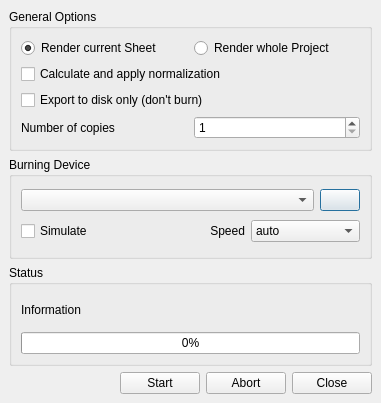
Before: the Qt Designer form src/traverso/ui/CDWritingDialog.ui in ErwanLegrand/Traverso-DAW, drawn with Qt 5.
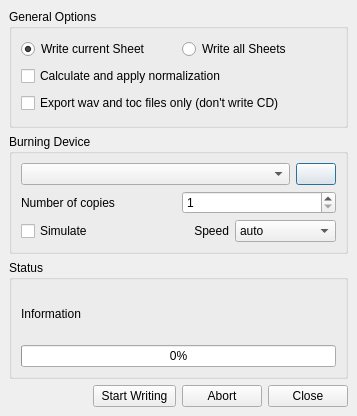
After: the same form once the commit is applied.

Commit message: UI Tweaks on CDWritingDialog Add Kbps to ExportDialog

Diff of the .ui file:
```diff
--- a/src/traverso/ui/CDWritingDialog.ui
+++ b/src/traverso/ui/CDWritingDialog.ui
@@ -5,8 +5,8 @@
    <rect>
     <x>0</x>
     <y>0</y>
-    <width>381</width>
-    <height>403</height>
+    <width>357</width>
+    <height>416</height>
    </rect>
   </property>
   <property name="windowTitle" >
@@ -42,7 +42,7 @@
         <item>
          <widget class="QRadioButton" name="cdCurrentSongButton" >
           <property name="text" >
-           <string>Render current Sheet</string>
+           <string>Write current Sheet</string>
           </property>
           <property name="checked" >
            <bool>true</bool>
@@ -52,7 +52,7 @@
         <item>
          <widget class="QRadioButton" name="cdAllSongsButton" >
           <property name="text" >
-           <string>Render whole Project</string>
+           <string>Write all Sheets</string>
           </property>
          </widget>
         </item>
@@ -68,37 +68,10 @@
       <item>
        <widget class="QCheckBox" name="cdDiskExportOnlyCheckBox" >
         <property name="text" >
-         <string>Export to disk only (don't burn)</string>
+         <string>Export wav and toc files only (don't write CD)</string>
         </property>
        </widget>
       </item>
-      <item>
-       <layout class="QHBoxLayout" >
-        <property name="margin" >
-         <number>0</number>
-        </property>
-        <property name="spacing" >
-         <number>6</number>
-        </property>
-        <item>
-         <widget class="QLabel" name="label_10" >
-          <property name="text" >
-           <string>Number of copies</string>
-          </property>
-         </widget>
-        </item>
-        <item>
-         <widget class="QSpinBox" name="spinBoxNumCopies" >
-          <property name="minimum" >
-           <number>1</number>
-          </property>
-          <property name="value" >
-           <number>1</number>
-          </property>
-         </widget>
-        </item>
-       </layout>
-      </item>
      </layout>
     </widget>
    </item>
@@ -143,6 +116,33 @@
         </item>
        </layout>
       </item>
+      <item>
+       <layout class="QHBoxLayout" >
+        <property name="margin" >
+         <number>0</number>
+        </property>
+        <property name="spacing" >
+         <number>6</number>
+        </property>
+        <item>
+         <widget class="QLabel" name="label_10" >
+          <property name="text" >
+           <string>Number of copies</string>
+          </property>
+         </widget>
+        </item>
+        <item>
+         <widget class="QSpinBox" name="spinBoxNumCopies" >
+          <property name="minimum" >
+           <number>1</number>
+          </property>
+          <property name="value" >
+           <number>1</number>
+          </property>
+         </widget>
+        </item>
+       </layout>
+      </item>
       <item>
        <layout class="QHBoxLayout" >
         <property name="margin" >
@@ -307,8 +307,16 @@
      </item>
      <item>
       <widget class="QPushButton" name="startButton" >
+       <property name="sizePolicy" >
+        <sizepolicy>
+         <hsizetype>7</hsizetype>
+         <vsizetype>0</vsizetype>
+         <horstretch>0</horstretch>
+         <verstretch>0</verstretch>
+        </sizepolicy>
+       </property>
        <property name="text" >
-        <string>Start</string>
+        <string>Start Writing</string>
        </property>
       </widget>
      </item>
```
The commit also changes 1 other file.
